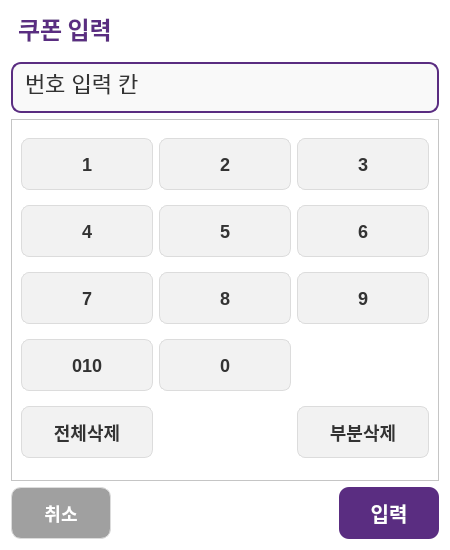
The window that VentiApp/Coupon/couponinputview.ui (minki9252/TheVentiKiosk) describes before a commit, drawn with Qt 5.
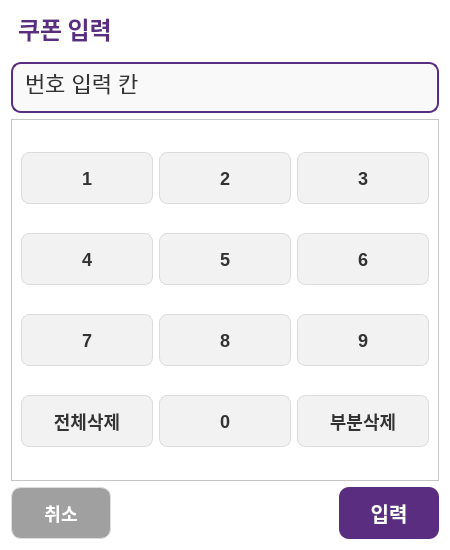
The same window after the commit.

What changed in the file:
```diff
--- a/VentiApp/Coupon/couponinputview.ui
+++ b/VentiApp/Coupon/couponinputview.ui
@@ -205,27 +205,6 @@
         </property>
        </widget>
       </item>
-      <item row="4" column="2">
-       <widget class="QPushButton" name="pushButton_6">
-        <property name="text">
-         <string>부분삭제</string>
-        </property>
-       </widget>
-      </item>
-      <item row="4" column="0">
-       <widget class="QPushButton" name="pushButton_8">
-        <property name="text">
-         <string>전체삭제</string>
-        </property>
-       </widget>
-      </item>
-      <item row="3" column="0">
-       <widget class="QPushButton" name="pushButton_13">
-        <property name="text">
-         <string>010</string>
-        </property>
-       </widget>
-      </item>
       <item row="3" column="1">
        <widget class="QPushButton" name="pushButton_5">
         <property name="text">
@@ -233,6 +212,20 @@
         </property>
        </widget>
       </item>
+      <item row="3" column="0">
+       <widget class="QPushButton" name="pushButton_8">
+        <property name="text">
+         <string>전체삭제</string>
+        </property>
+       </widget>
+      </item>
+      <item row="3" column="2">
+       <widget class="QPushButton" name="pushButton_6">
+        <property name="text">
+         <string>부분삭제</string>
+        </property>
+       </widget>
+      </item>
      </layout>
     </widget>
    </item>
```
